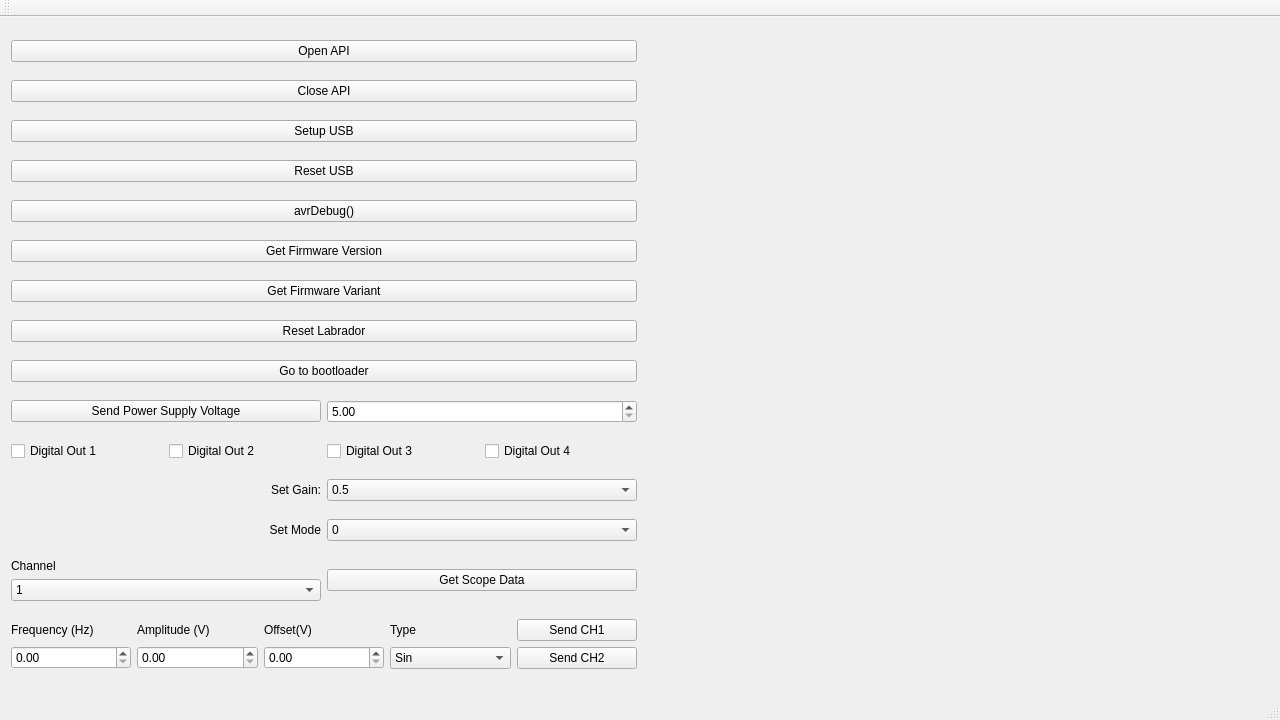
Above: Matlab_Octave_API/___librador/demo/librademo/mainwindow.ui from EspoTek/Labrador before the change. Below: the same form after it.
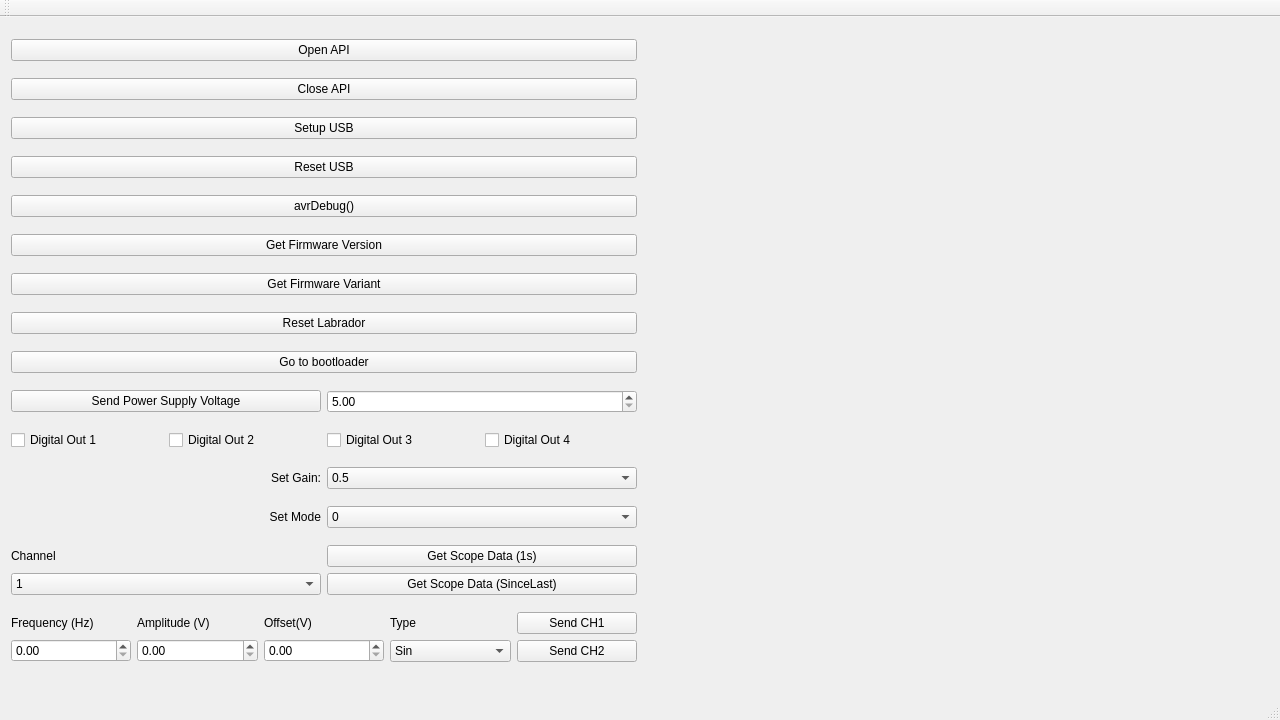
That is the form after the change. Custom widgets are drawn as their Qt base class.

Commit message: Fixed mode 6 and supports sinceLast now.

```diff
--- a/Matlab_Octave_API/___librador/demo/librademo/mainwindow.ui
+++ b/Matlab_Octave_API/___librador/demo/librademo/mainwindow.ui
@@ -279,12 +279,23 @@
           </item>
          </layout>
         </item>
+        <item>
+         <layout class="QVBoxLayout" name="verticalLayout_8">
         <item>
          <widget class="QPushButton" name="pushButton_5">
           <property name="text">
-           <string>Get Scope Data</string>
-          </property>
-         </widget>
+             <string>Get Scope Data (1s)</string>
+            </property>
+           </widget>
+          </item>
+          <item>
+           <widget class="QPushButton" name="pushButton_14">
+            <property name="text">
+             <string>Get Scope Data (SinceLast)</string>
+            </property>
+           </widget>
+          </item>
+         </layout>
         </item>
        </layout>
       </item>
```
Left out of the diff: 5 changed lines with no effect on the pictures. Lines whose indentation alone changed are shown as unchanged. The commit also changes 9 other files.
